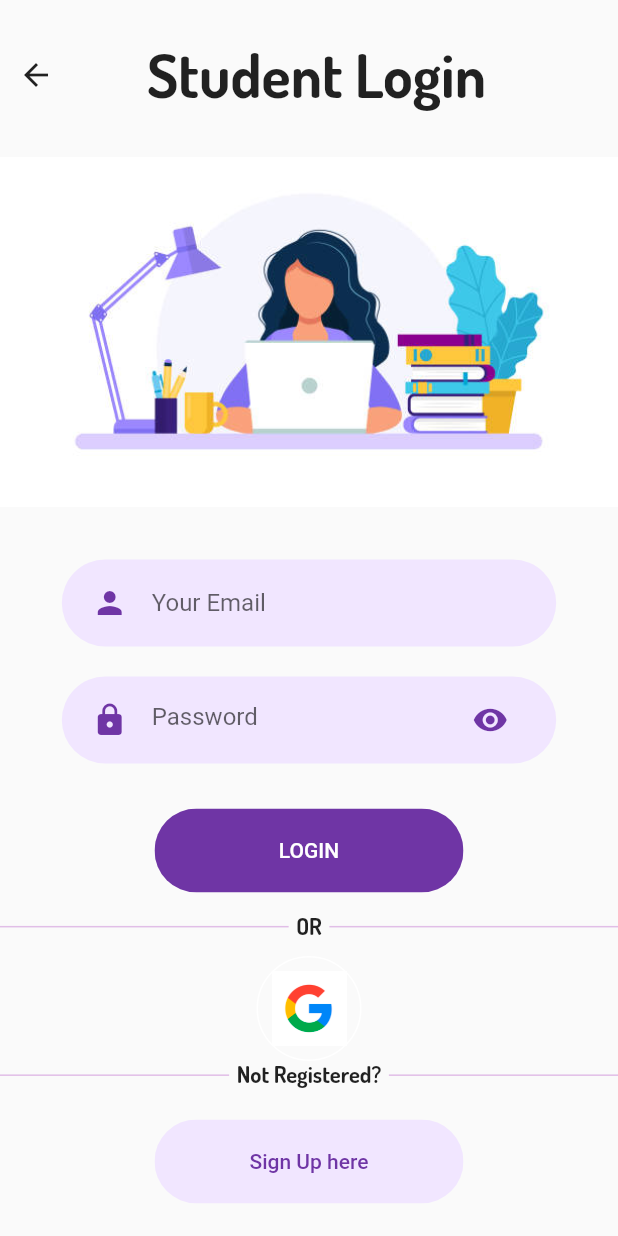
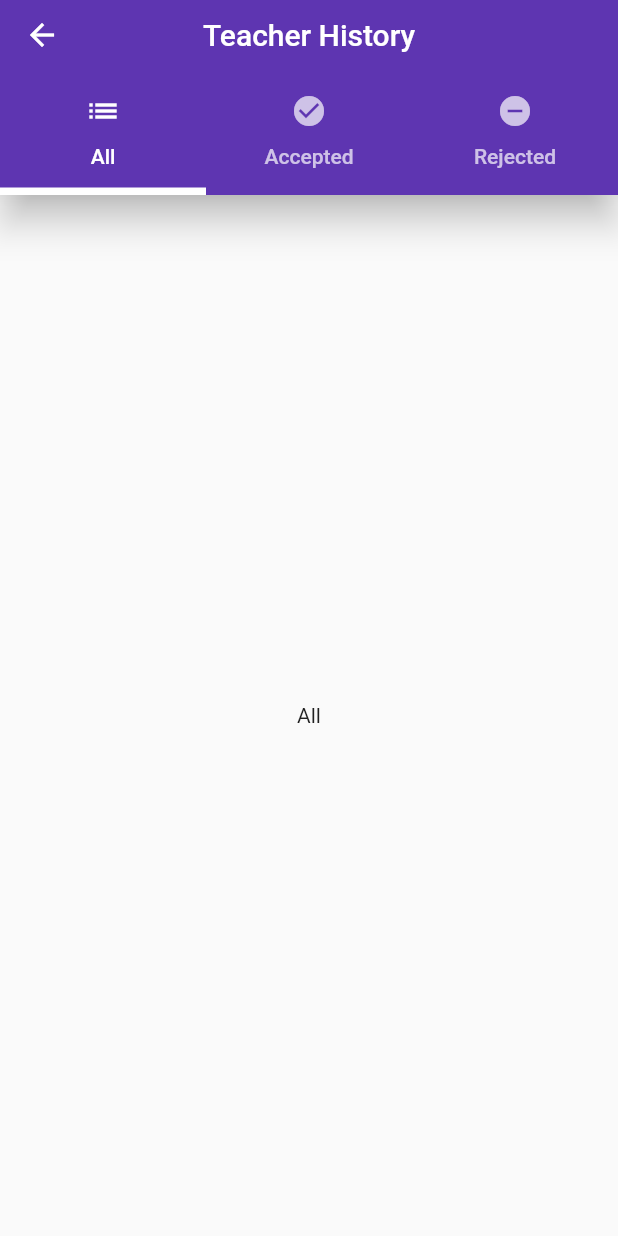
Before and after one commit to Bhavik-20/Flutter_AppointmentApp, a Flutter app: the screen it shows after launch, on a phone screen of 412 x 824 dp. Run offline on Flutter 3.47's test engine with Material 2 defaults, Android fonts, the phone set to English and light mode, and no system bars; our stand-ins replace curved_navigation_bar, flutter_svg, google_fonts.

Commit message:
Added teacher history page

```diff
--- a/lib/main.dart
+++ b/lib/main.dart
@@ -4,6 +4,7 @@ import 'package:flutter_appointment_app/pages/role.dart';
 import 'package:flutter_appointment_app/pages/student_login.dart';
 import 'package:flutter_appointment_app/pages/student_signup.dart';
 import 'package:flutter_appointment_app/pages/teacher_dashboard.dart';
+import 'package:flutter_appointment_app/pages/teacher_history.dart';
 import 'package:flutter_appointment_app/pages/teacher_login.dart';
 import 'package:flutter_appointment_app/pages/teacher_signup.dart';
 import 'package:flutter_appointment_app/pages/student__dashboard.dart';
@@ -12,7 +13,7 @@ void main() {
   runApp(MaterialApp(
     routes: {
       //'/': (context) => role()
-      '/': (context) => student_login()
+      '/': (context) => teacher_history()
     },
   ));
 }
--- /dev/null
+++ b/lib/pages/teacher_history.dart
@@ -0,0 +1,54 @@
+import 'dart:ui';
+import 'package:flutter/material.dart';
+import 'package:flutter_appointment_app/services/constants.dart';
+import 'package:flutter_appointment_app/services/rounded_button.dart';
+import 'package:flutter_appointment_app/services/rounded_input_field.dart';
+import 'package:flutter_appointment_app/services/rounded_password_field.dart';
+import 'package:flutter_svg/flutter_svg.dart';
+
+void main(){
+  runApp(teacher_history());
+}
+
+class teacher_history extends StatelessWidget {
+  @override
+  Widget build(BuildContext context) {
+    Size size = MediaQuery.of(context).size;
+    return MaterialApp(
+      home: DefaultTabController(
+        length: 3,
+        child: Scaffold(
+          appBar: AppBar(
+            bottom: TabBar(
+                tabs:[
+                  Tab(icon: Icon(Icons.list), text: "All"),
+                  Tab(icon: Icon(Icons.check_circle), text: "Accepted"),
+                  Tab(icon: Icon(Icons.remove_circle), text: "Rejected"),
+                ],
+              labelPadding: EdgeInsets.all(5),
+              indicator: UnderlineTabIndicator(
+                borderSide: BorderSide(width:5, color: Colors.white),
+              ),
+            ),
+            title: Text('Teacher History'),
+            centerTitle: true ,
+            elevation: 10,
+            backgroundColor: Colors.deepPurple[600],
+            leading: Icon(Icons.arrow_back),
+          ),
+          body: TabBarView(
+            children: [
+              Center(
+                child: Container(child: Text('All')
+                ),
+              ),
+
+              Center(child: Text('Accepted')),
+              Center(child: Text('Rejected')),
+            ],
+          ),
+        ),
+      ),
+    );
+  }
+}
```
